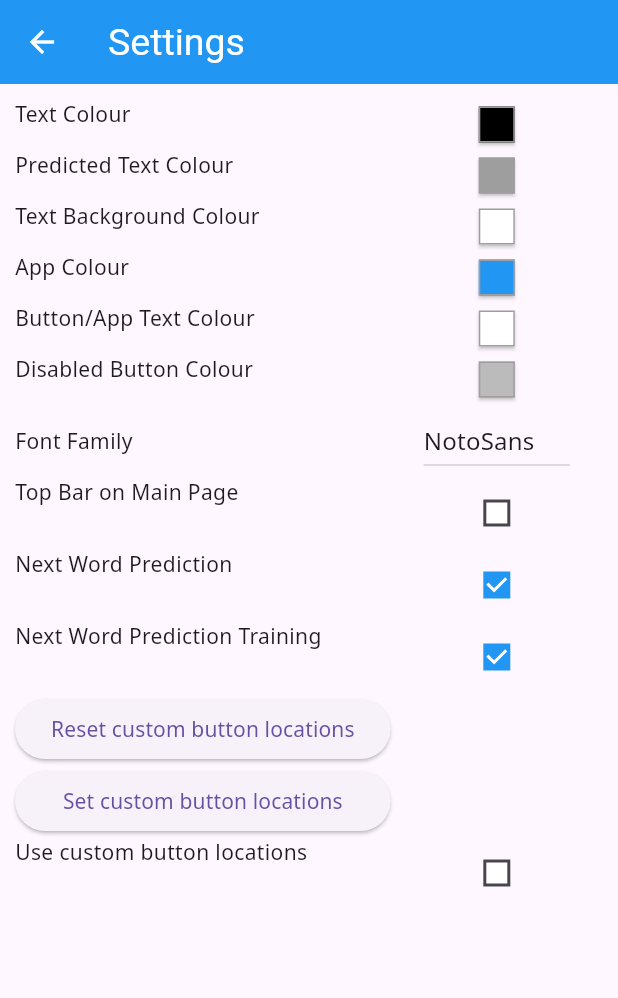
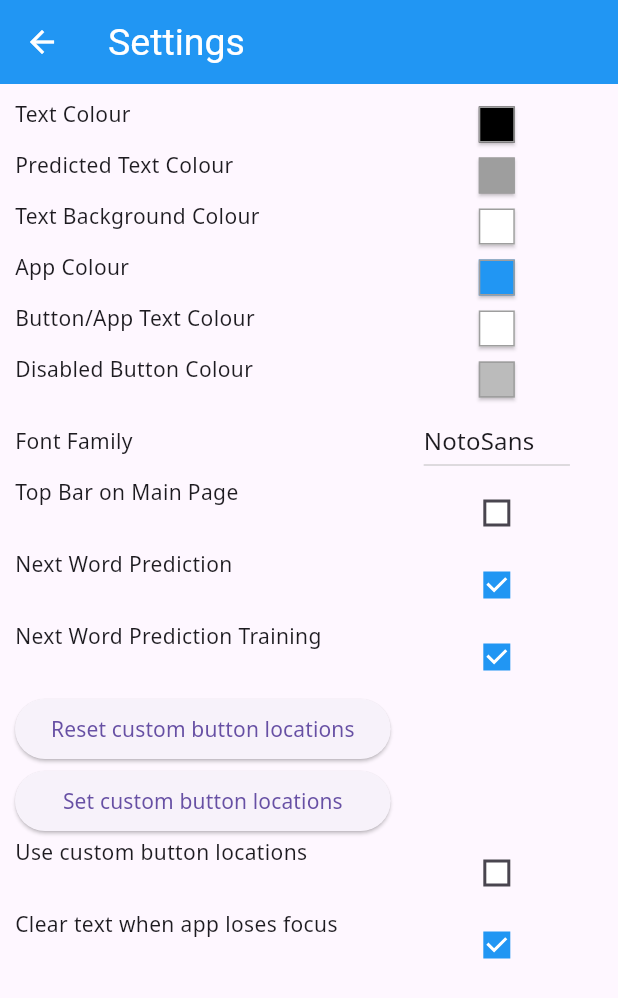
Before and after one commit to kowandiki/tempad, a Flutter app: the screen it shows after launch, after a tap on the "settings" icon, on a phone screen of 412 x 824 dp. Shown: the top 998 px of the screen. Run offline on Flutter 3.47's test engine with Material 3 defaults, Android fonts, the phone set to English and light mode, and no system bars; our stand-ins replace flutter_tts, image_picker, shared_preferences.

Commit message:
add toggle for deleting text when visibility is lost

```diff
--- a/lib/main.dart
+++ b/lib/main.dart
@@ -46,6 +46,7 @@ class MyHomePage extends StatefulWidget {
 class _MyHomePageState extends State<MyHomePage> with WidgetsBindingObserver {
   bool _visible = true;
   bool _deleteOnVisibilityLossBypass = false; // This is so that when selecting an image, all text is not deleted
+  bool _deleteTextOnLostVisibility = true;
 
   bool _doNextWordPrediction = true;
   bool _doNextWordPredictionTraining = true;
@@ -113,6 +114,8 @@ class _MyHomePageState extends State<MyHomePage> with WidgetsBindingObserver {
     _settingsButtonOffset = prefs.getDouble("settingsButtonOffset") ?? 100.0;
     _undoButtonOffset = prefs.getDouble("undoButtonOffset") ?? 125.0;
     _deleteButtonOffset = prefs.getDouble("deleteButtonOffset") ?? 150.0;
+
+    _deleteTextOnLostVisibility = prefs.getBool("deleteTextOnLostVisibility") ?? true;
   }
 
   void _saveValues() async {
@@ -279,7 +282,9 @@ class _MyHomePageState extends State<MyHomePage> with WidgetsBindingObserver {
       !_deleteOnVisibilityLossBypass
     ) {
       _visible = false;
-      _clearText();
+      if (_deleteTextOnLostVisibility) {
+        _clearText();
+      }
       // This is to avoid writing large amounts of weights constantly
       // so instead only doing it when the app goes into the background
       writeWeightsToDevice(_weights);
@@ -635,6 +640,14 @@ class _MyHomePageState extends State<MyHomePage> with WidgetsBindingObserver {
     await prefs.setDouble("deleteButtonOffset", _deleteButtonOffset);
   }
 
+  void _toggleDeletingTextOnLostVisibility() async {
+
+    _deleteTextOnLostVisibility = !_deleteTextOnLostVisibility;
+
+    final prefs = await SharedPreferences.getInstance();
+    await prefs.setBool("deleteTextOnLostVisibility", _deleteTextOnLostVisibility);
+  }
+
   @override
   Widget build(BuildContext context) {
 
@@ -743,6 +756,8 @@ class _MyHomePageState extends State<MyHomePage> with WidgetsBindingObserver {
               setSettingCustomButtonPlacements: _setSettingCustomButtonPlacements,
               toggleUsingCustomButtonPlacements: _toggleUsingCustomButtonPlacements,
               useCustomButtonPlacementsInit: _useCustomButtonPlacements,
+              toggleDeletingTextOnLostVisibility: _toggleDeletingTextOnLostVisibility,
+              toggleDeletingTextOnLostVisibilityInit: _deleteTextOnLostVisibility,
             ),
           ),
         );
--- a/lib/settings.dart
+++ b/lib/settings.dart
@@ -34,6 +34,9 @@ class SettingsPage extends StatefulWidget {
   final void Function() toggleUsingCustomButtonPlacements;
   final bool useCustomButtonPlacementsInit;
 
+  final void Function() toggleDeletingTextOnLostVisibility;
+  final bool toggleDeletingTextOnLostVisibilityInit;
+
   const SettingsPage({
     super.key,
     required this.toggleNextWordPrediction,
@@ -54,6 +57,8 @@ class SettingsPage extends StatefulWidget {
     required this.setSettingCustomButtonPlacements,
     required this.toggleUsingCustomButtonPlacements,
     required this.useCustomButtonPlacementsInit,
+    required this.toggleDeletingTextOnLostVisibility,
+    required this.toggleDeletingTextOnLostVisibilityInit
   });
 
   @override
@@ -70,6 +75,7 @@ class _SettingsPageState extends State<SettingsPage> {
   bool _nextWordPredictionTraining = false;
   bool _topBarOnMainPage = false;
   bool _useCustomButtonPlacements = false;
+  bool _deleteTextOnLostVisibility = false;
 
   late Color textColor;
   late Color predictedTextColor;
@@ -163,6 +169,7 @@ class _SettingsPageState extends State<SettingsPage> {
     _nextWordPredictionTraining = widget.nextWordPredictionTrainingInit;
     _topBarOnMainPage = widget.topBarOnMainPageInit;
     _useCustomButtonPlacements = widget.useCustomButtonPlacementsInit;
+    _deleteTextOnLostVisibility = widget.toggleDeletingTextOnLostVisibilityInit;
 
     textColor = Color(Globals.textColor.toARGB32());
     predictedTextColor = Color(Globals.predictedTextColor.toARGB32());
@@ -579,6 +586,29 @@ class _SettingsPageState extends State<SettingsPage> {
               ]
             ),
 
+            TableRow(
+              children: [
+                Text("Clear text when app loses focus"),
+                Checkbox(
+                  checkColor: appButtonColor,
+                  shape: RoundedRectangleBorder(),
+                  fillColor: WidgetStateProperty.resolveWith((Set<WidgetState> states) {
+                    if (states.contains(WidgetState.pressed) || states.contains(WidgetState.selected)) {
+                      return appColor;
+                    }
+                    return appButtonColor;
+                  }),
+                  value: _deleteTextOnLostVisibility,
+                  onChanged: (value) {
+                    setState(() {
+                      _deleteTextOnLostVisibility = value ?? true;
+                    });
+                    widget.toggleDeletingTextOnLostVisibility();
+                  },
+                )
+              ]
+            ),
+
           ],
         ),
       ),
```
